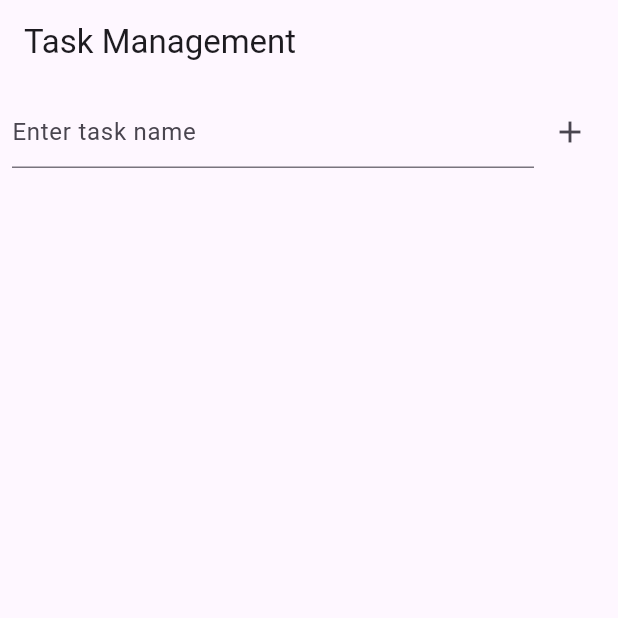
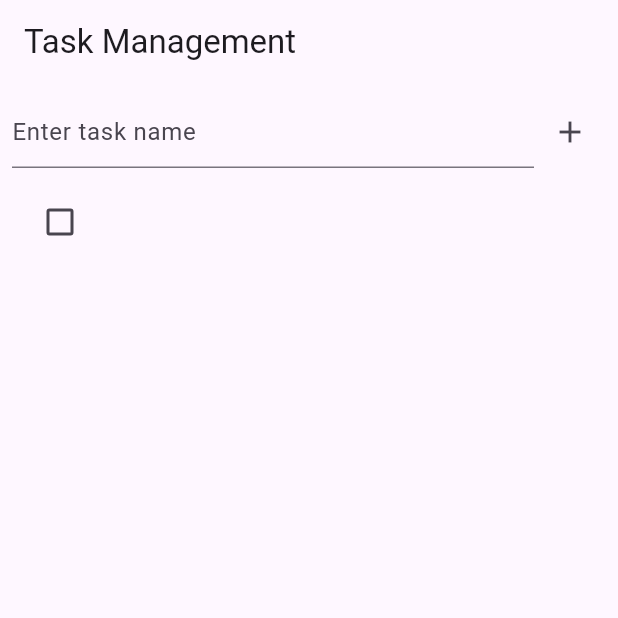
Before and after one commit to abdulbasith007/Task-Manager---Flutter, a Flutter app: the screen it shows after launch, after a tap on the "add" icon, on a phone screen of 412 x 824 dp, the top half of it. Run offline on Flutter 3.47's test engine with Material 3 defaults, Android fonts, the phone set to English and light mode, and no system bars.

Commit message:
Changes for marking the task as completed

```diff
--- a/lib/main.dart
+++ b/lib/main.dart
@@ -15,6 +15,13 @@ class MyApp extends StatelessWidget {
   }
 }
 
+class Task {
+  String name;
+  bool isCompleted;
+
+  Task({required this.name, this.isCompleted = false});
+}
+
 class TaskListScreen extends StatefulWidget {
   const TaskListScreen({super.key});
 
@@ -23,14 +30,20 @@ class TaskListScreen extends StatefulWidget {
 }
 
 class _TaskListScreenState extends State<TaskListScreen> {
-  final List<String> _tasks = [];
+  final List<Task> _tasks = [];
   final TextEditingController _controller = TextEditingController();
 
   void _addTask() {
     setState(() {
-      _tasks.add(_controller.text);
+      _tasks.add(Task(name: _controller.text));
     });
     _controller.clear();
+  }
+
+  void _toggleTaskCompletion(int index) {
+    setState(() {
+      _tasks[index].isCompleted = !_tasks[index].isCompleted;
+    });
   }
 
   @override
@@ -65,7 +78,20 @@ class _TaskListScreenState extends State<TaskListScreen> {
               itemCount: _tasks.length,
               itemBuilder: (context, index) {
                 return ListTile(
-                  title: Text(_tasks[index]),
+                  leading: Checkbox(
+                    value: _tasks[index].isCompleted,
+                    onChanged: (bool? value) {
+                      _toggleTaskCompletion(index);
+                    },
+                  ),
+                  title: Text(
+                    _tasks[index].name,
+                    style: TextStyle(
+                      decoration: _tasks[index].isCompleted
+                          ? TextDecoration.lineThrough
+                          : TextDecoration.none,
+                    ),
+                  ),
                 );
               },
             ),
```
